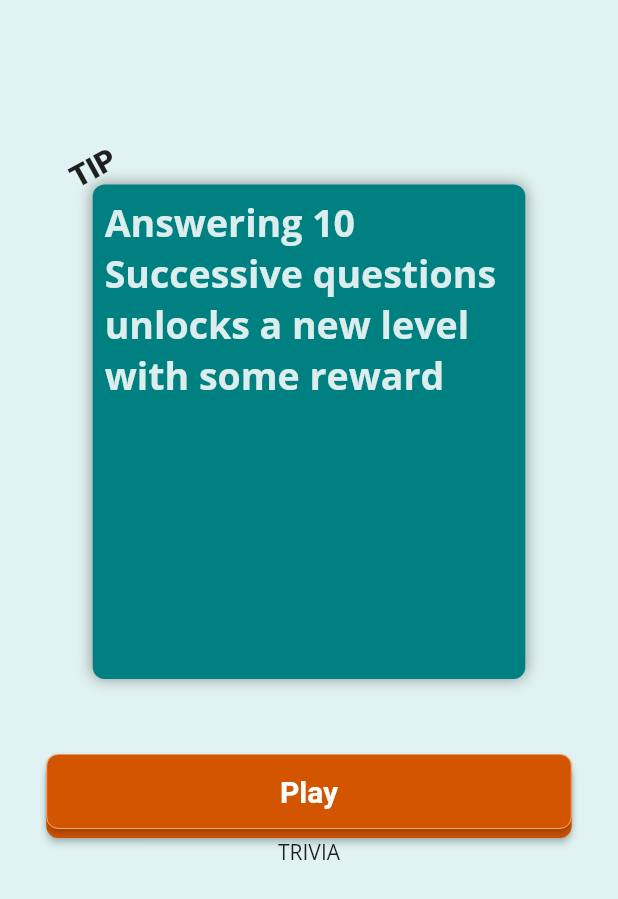
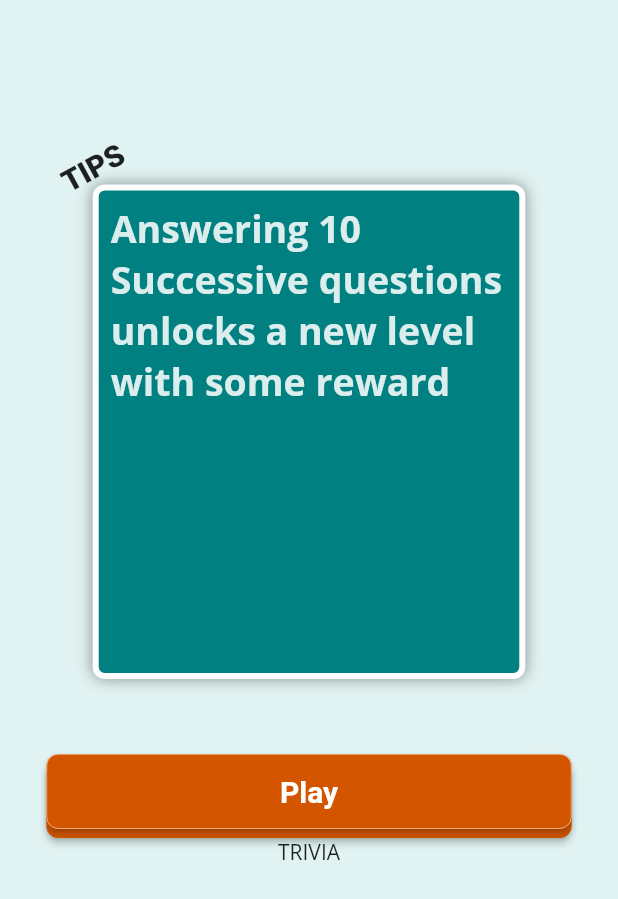
Before and after one commit to chibikes/trivia_expert_app, a Flutter app: the SinglePlayerPage screen opened directly, on a phone screen of 412 x 824 dp. Shown: the top 899 px of the screen. Run offline on Flutter 3.47's test engine with Material 2 defaults, Android fonts, the phone set to English and light mode, and no system bars; our stand-ins replace bloc, cloud_firestore, equatable, firebase_auth, firebase_core, firebase_storage and 13 more; missing offline and left inert: dart:ffi, pedantic; accounts and stored records are empty; network calls fail.

Commit message:
update single_player.dart - add border to container

```diff
--- a/lib/game/single_player/single_player.dart
+++ b/lib/game/single_player/single_player.dart
@@ -62,7 +62,7 @@ class SinglePlayerPageState extends State<SinglePlayerPage>
               child: Transform.rotate(
                 angle: -0.5,
                 child: Text(
-                  'TIP',
+                  'TIPS',
                   style: GoogleFonts.droidSans(
                       fontSize: 20, fontWeight: FontWeight.w800),
                 ),
@@ -70,6 +70,7 @@ class SinglePlayerPageState extends State<SinglePlayerPage>
             ),
             Container(
               decoration: BoxDecoration(
+                border: Border.all(color: Colors.white, width: 4.0),
                 boxShadow: [BoxShadow(color: Colors.black38, blurRadius: 8.0),],
                 color: Color(0xff008080),
                 borderRadius: BorderRadius.circular(8.0),
--- a/lib/home/first_page/view/home_page.dart
+++ b/lib/home/first_page/view/home_page.dart
@@ -1,4 +1,3 @@
-import 'package:flutter/cupertino.dart';
 import 'package:flutter/material.dart';
 import 'package:flutter_svg/svg.dart';
 import 'package:google_fonts/google_fonts.dart';
```
